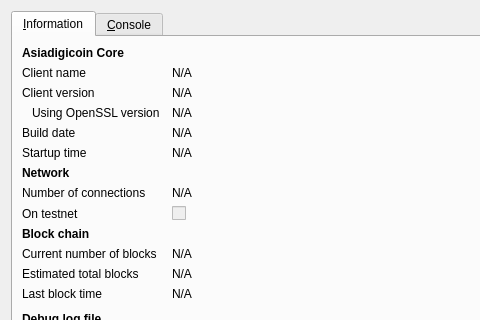
The window that src/qt/forms/rpcconsole.ui (sansicoin/educoin_v2) describes before a commit, drawn with Qt 5; both pictures show x 0 to 480 and y 0 to 320 of the 740 by 450 pixel window.
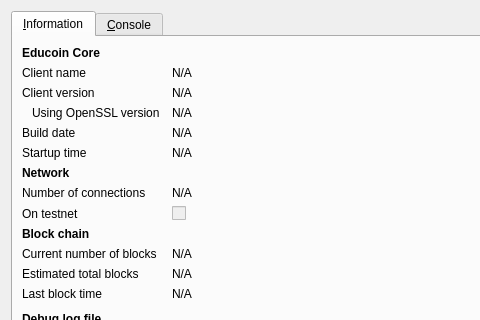
The same window after the commit. Icons and pictures are not drawn.

Patch:
```diff
--- a/src/qt/forms/rpcconsole.ui
+++ b/src/qt/forms/rpcconsole.ui
@@ -36,7 +36,7 @@
           </font>
          </property>
          <property name="text">
-          <string>Asiadigicoin Core</string>
+          <string>Educoin Core</string>
          </property>
         </widget>
        </item>
```
Left out of the diff: 6 changed lines with no effect on the pictures.
